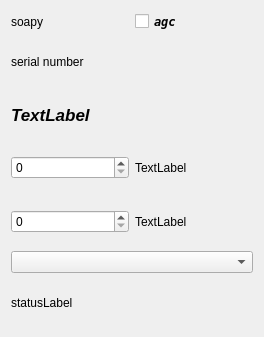
First picture: the form in qt-devices/soapy/soapy-widget.ui, repository JvanKatwijk/qt-dab, before the edit.
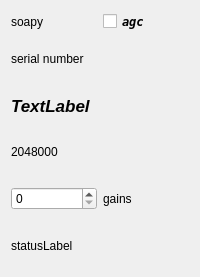
Second picture: the form after the edit.

Commit message: mods to soapy

Diff of the .ui file:
```diff
--- a/qt-devices/soapy/soapy-widget.ui
+++ b/qt-devices/soapy/soapy-widget.ui
@@ -6,8 +6,8 @@
    <rect>
     <x>0</x>
     <y>0</y>
-    <width>264</width>
-    <height>337</height>
+    <width>200</width>
+    <height>277</height>
    </rect>
   </property>
   <property name="windowTitle">
@@ -65,6 +65,13 @@
      </property>
     </widget>
    </item>
+   <item>
+    <widget class="QLabel" name="samplerateLabel">
+     <property name="text">
+      <string>2048000</string>
+     </property>
+    </widget>
+   </item>
    <item>
     <layout class="QHBoxLayout" name="horizontalLayout_2">
      <item>
@@ -73,29 +80,12 @@
      <item>
       <widget class="QLabel" name="labelSpinbox_1">
        <property name="text">
-        <string>TextLabel</string>
+        <string>gains</string>
        </property>
       </widget>
      </item>
     </layout>
    </item>
-   <item>
-    <layout class="QHBoxLayout" name="horizontalLayout_3">
-     <item>
-      <widget class="QSpinBox" name="spinBox_2"/>
-     </item>
-     <item>
-      <widget class="QLabel" name="labelSpinbox_2">
-       <property name="text">
-        <string>TextLabel</string>
-       </property>
-      </widget>
-     </item>
-    </layout>
-   </item>
-   <item>
-    <widget class="QComboBox" name="comboBox_1"/>
-   </item>
    <item>
     <widget class="QLabel" name="statusLabel">
      <property name="text">
```
Left out of the diff: 2 changed lines with no effect on the pictures. The commit also changes 110 other files.
